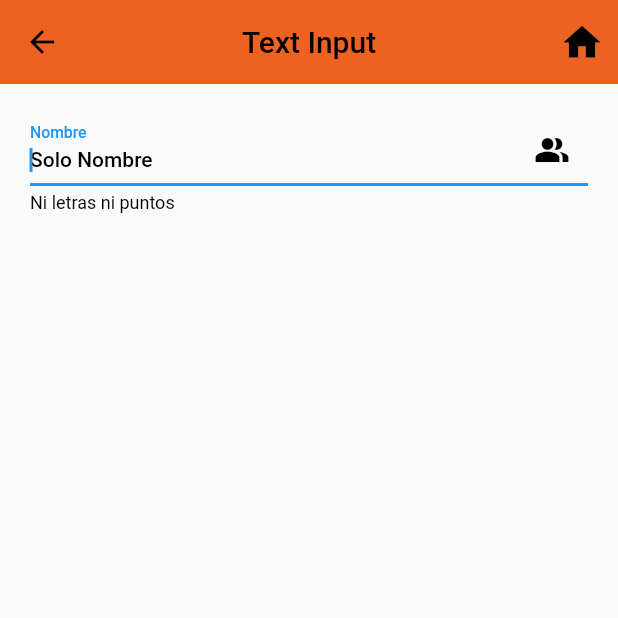
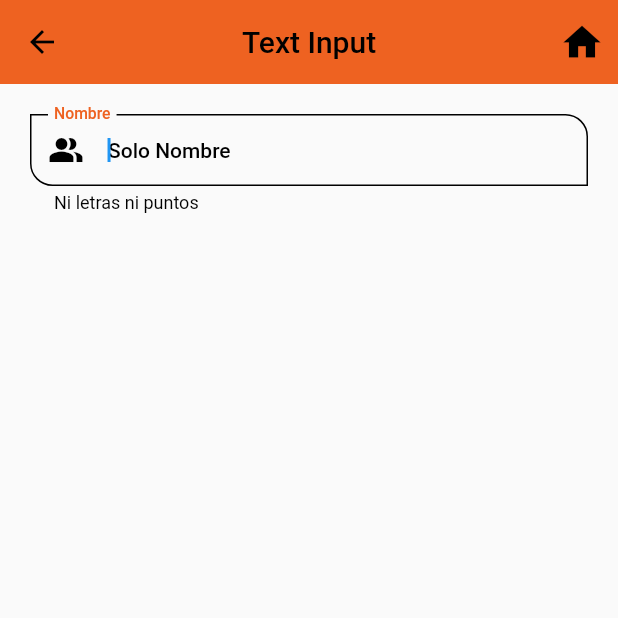
Before and after one commit to PyKt/Flutter_Components, a Flutter app: the InputsScreen screen opened by its route, on a phone screen of 412 x 824 dp, the top half of it. Run offline on Flutter 3.47's test engine with Material 2 defaults, Android fonts, the phone set to English and light mode, and no system bars.

Commit message:
Week Update

```diff
--- a/lib/providers/providers.dart
+++ b/lib/providers/providers.dart
@@ -1,3 +1,4 @@
+export 'package:fl_components/providers/text_form.dart';
 export 'package:fl_components/providers/card1.dart';
 export 'package:fl_components/providers/card2.dart';
 export 'package:fl_components/providers/card3.dart';
--- /dev/null
+++ b/lib/providers/text_form.dart
@@ -0,0 +1,31 @@
+import 'package:flutter/material.dart';
+
+class TextFormModified extends StatelessWidget {
+  const TextFormModified({
+    super.key,
+  });
+
+  @override
+  Widget build(BuildContext context) {
+    return TextFormField(
+      decoration: const InputDecoration(
+        hintText: 'Solo Nombre',
+        labelText: "Nombre",
+        helperText: "Ni letras ni puntos",
+        prefixIcon: Icon(Icons.people_alt),
+        fillColor: Colors.blueGrey,
+      ),
+      autofocus: true,
+      initialValue: "",
+      textCapitalization: TextCapitalization.words,
+      onChanged: (value) {
+        print('value: $value');
+      },
+      validator: (value) {
+        if (value == null) return "Campo obligatorio ";
+        return value.length < 4 ? 'Al menos 4 caracteres' : null;
+      },
+      autovalidateMode: AutovalidateMode.onUserInteraction,
+    );
+  }
+}
--- a/lib/screens/alert_screen.dart
+++ b/lib/screens/alert_screen.dart
@@ -1,7 +1,6 @@
-import 'dart:io';
-
 import 'package:flutter/cupertino.dart';
 import 'package:flutter/material.dart';
+import 'dart:io';
 
 class AlertScreen extends StatelessWidget {
   const AlertScreen({Key? key}) : super(key: key);
--- a/lib/screens/animated_screen.dart
+++ b/lib/screens/animated_screen.dart
@@ -1,5 +1,4 @@
 import 'dart:math' show Random;
-
 import 'package:flutter/material.dart';
 
 class AnimatedScreen extends StatefulWidget {
--- a/lib/screens/inputs_screen.dart
+++ b/lib/screens/inputs_screen.dart
@@ -1,4 +1,5 @@
 import 'package:flutter/material.dart';
+import 'package:fl_components/providers/providers.dart';
 
 class InputsScreen extends StatelessWidget {
   const InputsScreen({Key? key}) : super(key: key);
@@ -19,31 +20,12 @@ class InputsScreen extends StatelessWidget {
             )
           ],
         ),
-        body: SingleChildScrollView(
+        body: const SingleChildScrollView(
           child: Padding(
-            padding: const EdgeInsets.symmetric(horizontal: 20, vertical: 20),
+            padding: EdgeInsets.symmetric(horizontal: 20, vertical: 20),
             child: Column(
               children: [
-                TextFormField(
-                  decoration: const InputDecoration(
-                    hintText: 'Solo Nombre',
-                    labelText: "Nombre",
-                    helperText: "Ni letras ni puntos",
-                    suffixIcon: Icon(Icons.people_alt),
-                    fillColor: Colors.blueGrey,
-                  ),
-                  autofocus: true,
-                  initialValue: "",
-                  textCapitalization: TextCapitalization.words,
-                  onChanged: (value) {
-                    print('value: $value');
-                  },
-                  validator: (value) {
-                    if (value == null) return "Campo obligatorio ";
-                    return value.length < 4 ? 'Al menos 4 caracteres' : null;
-                  },
-                  autovalidateMode: AutovalidateMode.onUserInteraction,
-                ),
+                TextFormModified(),
               ],
             ),
           ),
--- a/lib/themes/my_personal_theme.dart
+++ b/lib/themes/my_personal_theme.dart
@@ -11,6 +11,23 @@ class MyTheme {
     appBarTheme: const AppBarTheme(
       color: light,
     ),
+    inputDecorationTheme: const InputDecorationTheme(
+      floatingLabelStyle: TextStyle(color: light),
+      enabledBorder: OutlineInputBorder(
+        borderRadius: BorderRadius.only(
+            bottomLeft: Radius.circular(10), topLeft: Radius.circular(10)),
+      ),
+      focusedBorder: OutlineInputBorder(
+        borderRadius: BorderRadius.only(
+          bottomLeft: Radius.circular(15),
+          topRight: Radius.circular(15),
+        ),
+      ),
+      border: OutlineInputBorder(
+          borderRadius: BorderRadius.all(
+        Radius.circular(15),
+      )),
+    ),
   );
 
   static final ThemeData darkTheme = ThemeData.dark().copyWith(
@@ -18,8 +35,15 @@ class MyTheme {
     appBarTheme: const AppBarTheme(
       color: dark,
     ),
-    textTheme: const TextTheme(bodyMedium: TextStyle(color: Colors.blueAccent)),
-    scaffoldBackgroundColor: Colors.black,
+    inputDecorationTheme: const InputDecorationTheme(
+      floatingLabelStyle: TextStyle(color: dark),
+      enabledBorder: OutlineInputBorder(
+        borderRadius: BorderRadius.only(
+          bottomLeft: Radius.circular(15),
+          topRight: Radius.circular(15),
+        ),
+      ),
+    ),
   );
   static const IconThemeData iconThemeCustom = IconThemeData(
     color: Color(0xFFD13030),
```
